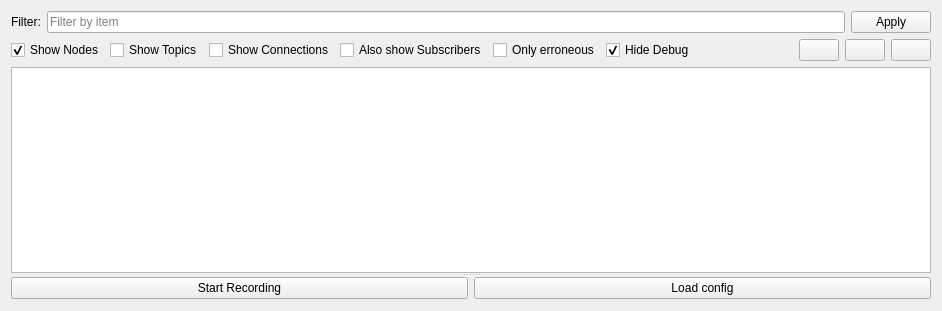
ROS-PSE/arni, file rqt_arni_gui_detail/resources/TreeWidget.ui: the form before one commit.
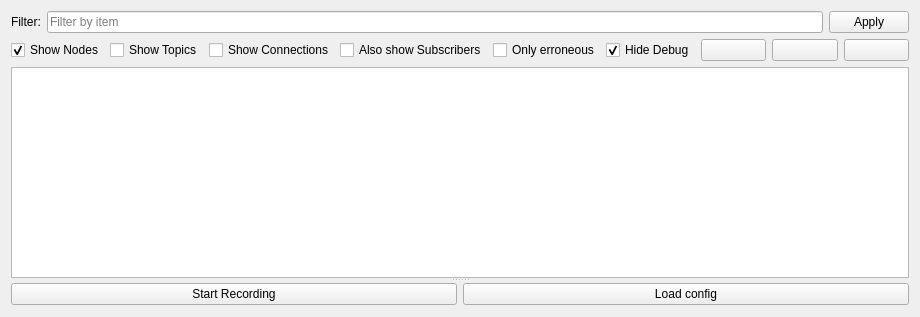
The form after the commit. Icons and pictures are not drawn.

```diff
--- a/rqt_arni_gui_detail/resources/TreeWidget.ui
+++ b/rqt_arni_gui_detail/resources/TreeWidget.ui
@@ -6,8 +6,8 @@
    <rect>
     <x>0</x>
     <y>0</y>
-    <width>942</width>
-    <height>311</height>
+    <width>920</width>
+    <height>317</height>
    </rect>
   </property>
   <property name="windowTitle">
@@ -113,10 +113,13 @@
            <property name="orientation">
             <enum>Qt::Horizontal</enum>
            </property>
+           <property name="sizeType">
+            <enum>QSizePolicy::Minimum</enum>
+           </property>
            <property name="sizeHint" stdset="0">
             <size>
-             <width>40</width>
-             <height>20</height>
+             <width>0</width>
+             <height>0</height>
             </size>
            </property>
           </spacer>
@@ -157,7 +160,14 @@
         </layout>
        </item>
        <item>
-        <widget class="QTreeView" name="item_tree_view"/>
+        <widget class="QTreeView" name="item_tree_view">
+         <property name="sizePolicy">
+          <sizepolicy hsizetype="MinimumExpanding" vsizetype="MinimumExpanding">
+           <horstretch>0</horstretch>
+           <verstretch>0</verstretch>
+          </sizepolicy>
+         </property>
+        </widget>
        </item>
       </layout>
      </widget>
```
